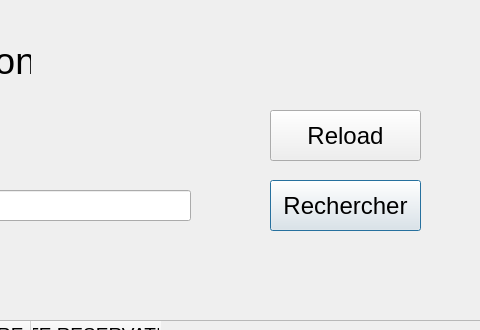
Ahmed-ELBASRI/Gestion_Biblio_QT, file reservation.ui: the form before one commit; both pictures show x 750 to 1230 and y 0 to 330 of the 1230 by 663 pixel window.
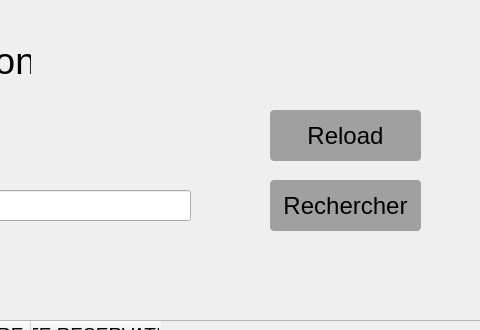
The form after the commit. Icons and pictures are not drawn.

Patch:
```diff
--- a/reservation.ui
+++ b/reservation.ui
@@ -129,9 +129,9 @@
     </font>
    </property>
    <property name="styleSheet">
-    <string notr="true">#bt_login{
+    <string notr="true">#bt_recherche{
 color:black;
-background-color:#27a9e3;
+background-color:#a0a0a0;
 border-width:0px;
 border-radius:4px;
 }
@@ -260,9 +260,9 @@
     </font>
    </property>
    <property name="styleSheet">
-    <string notr="true">#bt_login{
+    <string notr="true">#bt_reload{
 color:black;
-background-color:#27a9e3;
+background-color:#a0a0a0;
 border-width:0px;
 border-radius:4px;
 }
```
Left out of the diff: 8 changed lines with no effect on the pictures.
